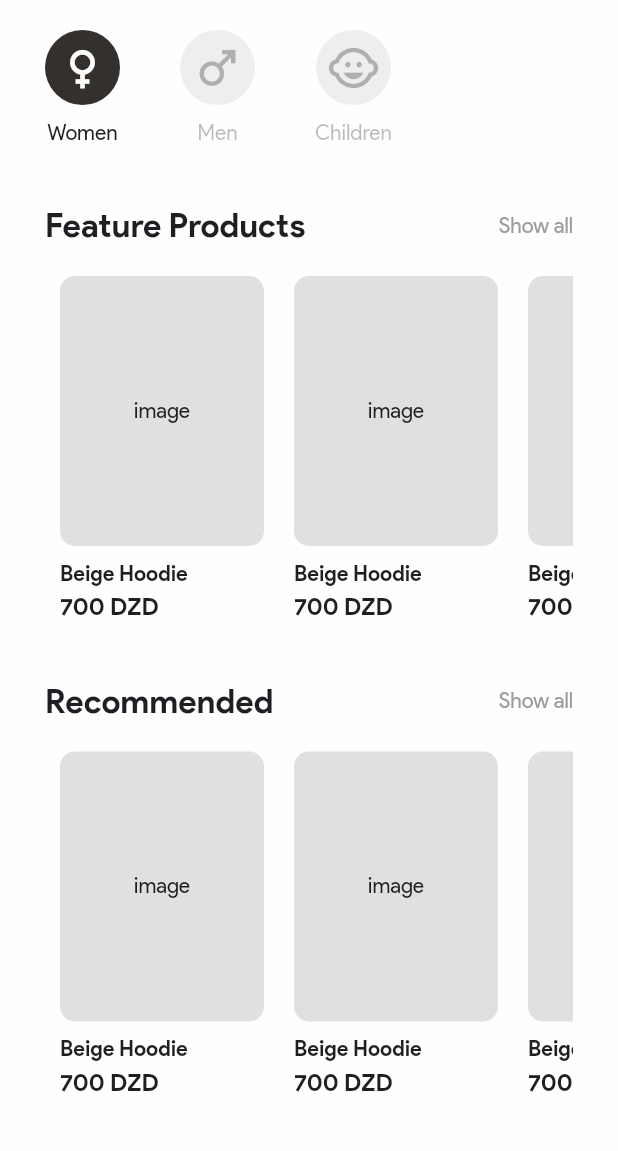
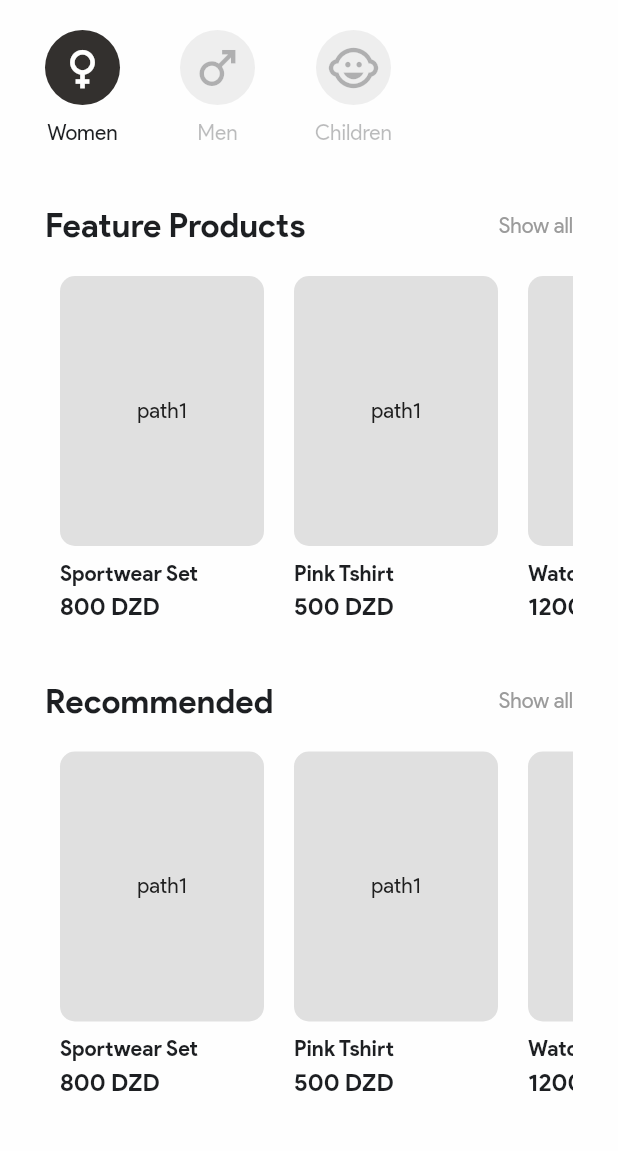
Before and after one commit to muohannedxd/ShedMedd, a Flutter app: the screen it shows after launch, on a phone screen of 412 x 824 dp, the part 84-1235 px from its top. Run offline on Flutter 3.47's test engine with Material 2 defaults, Android fonts, the phone set to English and light mode, and no system bars; missing offline and left inert: flutterotpfield.

Commit message:
simulation with dummy data

```diff
--- a/lib/components/itemCard.dart
+++ b/lib/components/itemCard.dart
@@ -3,12 +3,15 @@ import 'package:shedmedd/constants/customColors.dart';
 import 'package:shedmedd/constants/textSizes.dart';
 
 class ItemCard extends StatelessWidget {
-  const ItemCard({
-    super.key,
-  });
+  final dynamic item;
+  const ItemCard({super.key, required this.item});
 
   @override
   Widget build(BuildContext context) {
+    String name = item['name'];
+    var price = item['price'];
+    String image = item['images'][0];
+
     return Padding(
       padding: const EdgeInsets.only(left: 10, right: 10),
       child: Column(
@@ -20,7 +23,7 @@ class ItemCard extends StatelessWidget {
                 borderRadius: BorderRadius.circular(10)),
             width: 136,
             height: 180,
-            child: Center(child: Text('image')),
+            child: Center(child: Text(image)),
           ),
           SizedBox(
             height: 10,
@@ -28,7 +31,7 @@ class ItemCard extends StatelessWidget {
           Container(
               width: 120,
               child: Text(
-                'Beige Hoodie',
+                name,
                 style: TextStyle(
                     color: CustomColors.textPrimary,
                     fontSize: TextSizes.small,
@@ -39,7 +42,7 @@ class ItemCard extends StatelessWidget {
           ),
           Container(
               width: 120,
-              child: Text('700 DZD',
+              child: Text('${price} DZD',
                   style: TextStyle(
                       color: CustomColors.textPrimary,
                       fontSize: TextSizes.regular,
--- /dev/null
+++ b/lib/data/items.dart
@@ -0,0 +1,64 @@
+Map<String, dynamic> clothingItems = {
+  'item1': {
+    'id': 1,
+    'name': 'Sportwear Set',
+    'category': 'Men',
+    'subcategory': 'Outfit',
+    'condition': 'Good',
+    'price': 800,
+    'description': 'one of the most requested sportwear ever, enjoy it',
+    'images': ['path1', 'path2', 'path3']
+  },
+  'item2': {
+    'id': 2,
+    'name': 'Pink Tshirt',
+    'category': 'Women',
+    'subcategory': 'Tops',
+    'condition': 'Good',
+    'price': 500,
+    'description': 'just a teshirt, pink, for womem',
+    'images': ['path1', 'path2', 'path3']
+  },
+  'item3': {
+    'id': 3,
+    'name': 'Watch',
+    'category': 'Men',
+    'subcategory': 'Other',
+    'condition': 'Good',
+    'price': 1200,
+    'description': 'take the chance',
+    'images': ['path1', 'path2', 'path3']
+  },
+  'item4': {
+    'id': 4,
+    'name': 'Spiderman dress',
+    'category': 'Children',
+    'subcategory': 'Outfit',
+    'condition': 'Good',
+    'price': 400,
+    'description': 'for your kids',
+    'images': ['path1', 'path2', 'path3']
+  },
+  'item5': {
+    'id': 5,
+    'name': 'Pantalon',
+    'category': 'Men',
+    'subcategory': 'Pants',
+    'condition': 'Good',
+    'price': 600,
+    'description':
+        'stylish pantalon to wear in your office or official meetings',
+    'images': ['path1', 'path2', 'path3']
+  },
+  'item6': {
+    'id': 6,
+    'name': 'Scarf',
+    'category': 'Women',
+    'subcategory': 'Other',
+    'condition': 'Good',
+    'price': 450,
+    'description':
+        'beautiful scarf wearable with anything',
+    'images': ['path1', 'path2', 'path3']
+  },
+};
--- a/lib/screens/Shop/Home.dart
+++ b/lib/screens/Shop/Home.dart
@@ -1,4 +1,5 @@
 import 'package:flutter/material.dart';
+import 'package:shedmedd/data/items.dart';
 import '../../components/Bar.dart';
 import '../../components/Drawer.dart';
 import '../../components/Shop/CategoryChooser.dart';
@@ -17,27 +18,32 @@ class Shop extends StatefulWidget {
 }
 
 class _ShopState extends State<Shop> {
+  // dummy data
+  Map<String, dynamic> items = clothingItems;
+
   @override
   Widget build(BuildContext context) {
     return ScrollConfiguration(
       behavior: BehaviorOfScroll(),
       child: Scaffold(
         appBar: Bar('ShedMedd'),
-        drawer: AppDrawer(current: 0,),
+        drawer: AppDrawer(
+          current: 0,
+        ),
         backgroundColor: CustomColors.bgColor,
         body: ListView(
           children: [
             // category chooser
             Padding(
-              padding:
-                  const EdgeInsets.only(left: 30, right: 30, top: 20, bottom: 20),
+              padding: const EdgeInsets.only(
+                  left: 30, right: 30, top: 20, bottom: 20),
               child: CategoryChooser(),
             ),
 
             // Feature Products
             Padding(
-              padding:
-                  const EdgeInsets.only(left: 30, right: 30, top: 20, bottom: 10),
+              padding: const EdgeInsets.only(
+                  left: 30, right: 30, top: 20, bottom: 10),
               child: Column(
                 children: [
                   Row(
@@ -62,14 +68,10 @@ class _ShopState extends State<Shop> {
                     child: Padding(
                       padding: const EdgeInsets.only(top: 20, bottom: 20),
                       child: Row(
-                        mainAxisAlignment: MainAxisAlignment.start,
-                        children: [
-                          ItemCard(),
-                          ItemCard(),
-                          ItemCard(),
-                          ItemCard(),
-                        ],
-                      ),
+                          mainAxisAlignment: MainAxisAlignment.start,
+                          children: items.values
+                              .map((item) => ItemCard(item: item))
+                              .toList()),
                     ),
                   )
                 ],
@@ -78,8 +80,8 @@ class _ShopState extends State<Shop> {
 
             // Recommended
             Padding(
-              padding:
-                  const EdgeInsets.only(left: 30, right: 30, top: 10, bottom: 10),
+              padding: const EdgeInsets.only(
+                  left: 30, right: 30, top: 10, bottom: 10),
               child: Column(
                 children: [
                   Row(
@@ -104,24 +106,20 @@ class _ShopState extends State<Shop> {
                     child: Padding(
                       padding: const EdgeInsets.only(top: 20, bottom: 20),
                       child: Row(
-                        mainAxisAlignment: MainAxisAlignment.start,
-                        children: [
-                          ItemCard(),
-                          ItemCard(),
-                          ItemCard(),
-                          ItemCard(),
-                        ],
-                      ),
+                          mainAxisAlignment: MainAxisAlignment.start,
+                          children: items.values
+                              .map((item) => ItemCard(item: item))
+                              .toList()),
                     ),
-                  )
+                  ),
                 ],
               ),
             ),
 
             // Deals
             Padding(
-              padding:
-                  const EdgeInsets.only(left: 30, right: 30, top: 10, bottom: 10),
+              padding: const EdgeInsets.only(
+                  left: 30, right: 30, top: 10, bottom: 10),
               child: Column(
                 children: [
                   Row(
@@ -146,20 +144,18 @@ class _ShopState extends State<Shop> {
                     child: Padding(
                       padding: const EdgeInsets.only(top: 20, bottom: 20),
                       child: Row(
-                        mainAxisAlignment: MainAxisAlignment.start,
-                        children: [
-                          ItemCard(),
-                          ItemCard(),
-                          ItemCard(),
-                          ItemCard(),
-                        ],
-                      ),
+                          mainAxisAlignment: MainAxisAlignment.start,
+                          children: items.values
+                              .map((item) => ItemCard(item: item))
+                              .toList()),
                     ),
-                  )
+                  ),
                 ],
               ),
             ),
-            SizedBox(height: 20,)
+            SizedBox(
+              height: 20,
+            )
           ],
         ),
       ),
--- a/lib/screens/Shop/SearchResults.dart
+++ b/lib/screens/Shop/SearchResults.dart
@@ -4,6 +4,7 @@ import '../../config/bouncingScroll.dart';
 import '../../config/myBehavior.dart';
 import '../../constants/customColors.dart';
 import '../../constants/textSizes.dart';
+import '../../data/items.dart';
 
 class SearchResults extends StatefulWidget {
   const SearchResults({super.key});
@@ -13,18 +14,10 @@ class SearchResults extends StatefulWidget {
 }
 
 class _SearchResultsState extends State<SearchResults> {
-  List<Widget> dummyItems = [
-    ItemCard(),
-    ItemCard(),
-    ItemCard(),
-    ItemCard(),
-    ItemCard(),
-    ItemCard()
-  ];
-
   @override
   Widget build(BuildContext context) {
     final searchKey = ModalRoute.of(context)!.settings.arguments as String;
+    Map<String, dynamic> items = clothingItems;
 
     return ScrollConfiguration(
       behavior: BehaviorOfScroll(),
@@ -57,7 +50,7 @@ class _SearchResultsState extends State<SearchResults> {
                             fontWeight: FontWeight.bold),
                       ),
                       Text(
-                        '142 results',
+                        '${items.length} results',
                         style: TextStyle(
                             color: CustomColors.textPrimary,
                             fontSize: TextSizes.medium,
@@ -107,21 +100,25 @@ class _SearchResultsState extends State<SearchResults> {
                   scrollDirection: Axis.vertical,
                   child: Column(
                     children: [
-                      for (int i = 0; i < dummyItems.length; i += 2)
+                      for (int i = 0; i < items.length; i += 2)
                         Column(
                           children: [
                             Row(
                               mainAxisAlignment: MainAxisAlignment.spaceEvenly,
                               children: [
                                 Expanded(
-                                  child: ItemCard(),
+                                  child: ItemCard(
+                                    item: items.values.toList()[i],
+                                  ),
                                 ),
                                 SizedBox(
                                   width: 10,
                                 ),
-                                if (i + 1 < dummyItems.length)
+                                if (i + 1 < items.length)
                                   Expanded(
-                                    child: ItemCard(),
+                                    child: ItemCard(
+                                      item: items.values.toList()[i+1],
+                                    ),
                                   ),
                               ],
                             ),
```
